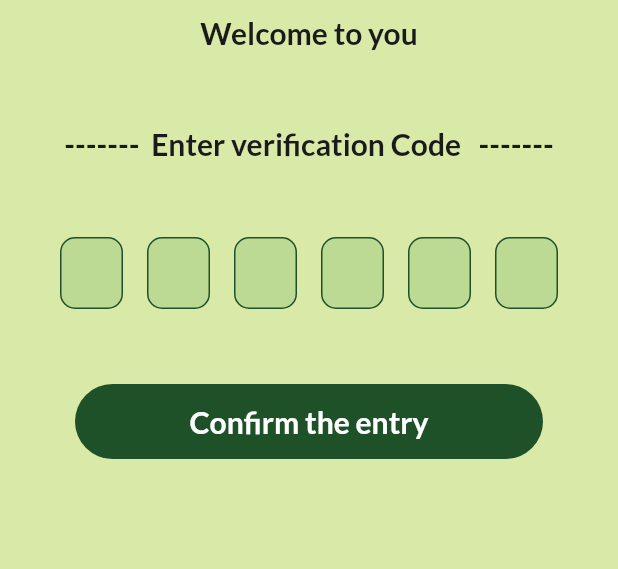
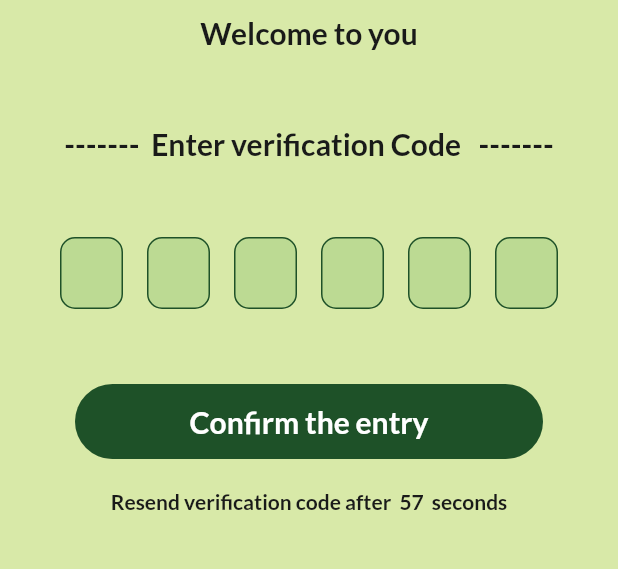
Before and after one commit to Muhammad-Rehab/dalily, a Flutter app: the OtpVerificationScreen widget shown alone on an empty page, opened directly, after a tap on "Confirm the entry", on a phone screen of 412 x 824 dp, the part 255-824 px from its top. Run offline on Flutter 3.47's test engine with Material 2 defaults, Android fonts, the phone set to English and light mode, and no system bars; drawn by our look-alikes of sms_autofill; our stand-ins replace awesome_dialog, cloud_firestore, connectivity_plus, dartz, device_preview, equatable and 9 more; accounts and stored records are empty; generated files the repository leaves out were written again; network calls fail; Roboto replaces fonts that are missing (Kufam).

Commit message:
handle timer in auth screens

```diff
--- a/lib/config/super_injection_container.dart
+++ b/lib/config/super_injection_container.dart
@@ -1,5 +1,6 @@
 
 
+import 'package:dalily/core/cubit/timer/timer_cubit.dart';
 import 'package:get_it/get_it.dart';
 import 'package:shared_preferences/shared_preferences.dart';
 
@@ -9,4 +10,5 @@ superInjectionContainer()async{
   SharedPreferences sharedPreferences = await SharedPreferences.getInstance();
 
   serverLocator.registerLazySingleton(() => sharedPreferences);
+  serverLocator.registerFactory(() => TimerCubit());
 }
--- /dev/null
+++ b/lib/core/cubit/timer/timer_cubit.dart
@@ -0,0 +1,25 @@
+
+
+import 'dart:async';
+
+import 'package:dalily/core/cubit/timer/timer_state.dart';
+import 'package:flutter_bloc/flutter_bloc.dart';
+
+class TimerCubit extends Cubit<TimerSate>{
+
+  TimerCubit():super(InitialTimerState());
+
+  startPeriodicTimer({required int seconds}){
+    emit(PeriodicTimerStartedState());
+    Timer.periodic(const Duration(seconds: 1), (timer) {
+      if(timer.tick > seconds){
+        timer.cancel();
+        emit(PeriodicTimerCanceled());
+      }else {
+        emit(PeriodicTimerWorking());
+        emit(OnPeriodicTimerState(timer: timer));
+      }
+
+    });
+  }
+}
--- /dev/null
+++ b/lib/core/cubit/timer/timer_state.dart
@@ -0,0 +1,24 @@
+
+
+
+import 'dart:async';
+
+import 'package:equatable/equatable.dart';
+
+abstract class TimerSate extends Equatable {
+  @override
+  List<Object?> get props => [];
+}
+
+class InitialTimerState extends TimerSate{}
+
+class PeriodicTimerStartedState extends TimerSate {}
+class OnPeriodicTimerState extends TimerSate {
+  final Timer timer ;
+  OnPeriodicTimerState({required this.timer});
+  @override
+  List<Object?> get props => [timer];
+}
+
+class PeriodicTimerCanceled extends TimerSate {}
+class PeriodicTimerWorking extends TimerSate {}
--- a/lib/features/authentication/presentation/cubit/authentication_cubit.dart
+++ b/lib/features/authentication/presentation/cubit/authentication_cubit.dart
@@ -20,7 +20,6 @@ class AuthenticationCubit extends Cubit<AuthenticationState> {
   LoginUseCase loginUseCase;
   LogOutUseCase logOutUseCase;
 
-  Timer? _timer;
 
   AuthenticationCubit({required this.sendOtpUseCase, required this.loginUseCase, required this.logOutUseCase}) : super(InitialAuthenticationState());
 
@@ -33,11 +32,10 @@ class AuthenticationCubit extends Cubit<AuthenticationState> {
         (id) => AuthLoggedInState(id: id),
       ),
     );
-    cancelTimer();
   }
 
   Future<void> sendOtp(String phoneNumber, BuildContext context,
-      {ServiceOwnerModel? serviceOwnerModel, bool fromRegister = false, bool stopTimer = false, ItemModel? itemModel}) async {
+      {ServiceOwnerModel? serviceOwnerModel, bool fromRegister = false, ItemModel? itemModel}) async {
     emit(IsSendingOtpState());
     Either<AppFirebaseAuthException, Stream<String>> response = await sendOtpUseCase.call(phoneNumber);
     emit(response.fold((authException) {
@@ -48,9 +46,6 @@ class AuthenticationCubit extends Cubit<AuthenticationState> {
           emit(
             CodeIsSendState(phoneNumber: phoneNumber, serviceOwnerModel: serviceOwnerModel, fromRegister: fromRegister, itemModel: itemModel),
           );
-          if (!stopTimer) {
-            startTimer();
-          }
         } else {
           emit(getAuthExceptionMessage(null, context, errorMessage: event));
         }
@@ -88,20 +83,4 @@ class AuthenticationCubit extends Cubit<AuthenticationState> {
     emit(authenticationState);
   }
 
-  startTimer() {
-    _timer = Timer.periodic(const Duration(seconds: 1), (timer) {
-      if (timer.tick == 60) {
-        emit(SecondPassed());
-        emit(Timing(seconds: 0));
-        timer.cancel();
-      } else {
-        emit(SecondPassed());
-        emit(Timing(seconds: timer.tick));
-      }
-    });
-  }
-
-  cancelTimer() {
-    _timer!.cancel();
-  }
 }
--- a/lib/features/authentication/presentation/cubit/authentications_state.dart
+++ b/lib/features/authentication/presentation/cubit/authentications_state.dart
@@ -44,11 +44,6 @@ class AuthLoggedInState extends AuthenticationState {
 
 class AuthRegisteredState extends AuthenticationState {}
 
-class Timing extends AuthenticationState {
-  final int seconds ;
-  Timing({required this.seconds});
-}
-class SecondPassed extends AuthenticationState {}
 
 class LoggingOutState extends AuthenticationState {}
 class UserLoggedOutState extends AuthenticationState {}
--- a/lib/features/authentication/presentation/screans/otp_verification.dart
+++ b/lib/features/authentication/presentation/screans/otp_verification.dart
@@ -1,8 +1,9 @@
-
 import 'dart:convert';
 
 import 'package:awesome_dialog/awesome_dialog.dart';
 import 'package:dalily/config/routes.dart';
+import 'package:dalily/core/cubit/timer/timer_cubit.dart';
+import 'package:dalily/core/cubit/timer/timer_state.dart';
 import 'package:dalily/core/helper/dialog.dart';
 import 'package:dalily/core/util/app_strings.dart';
 import 'package:dalily/core/util/styles.dart';
@@ -22,9 +23,9 @@ class OtpVerificationScreen extends StatefulWidget {
   ServiceOwnerModel? serviceOwnerModel;
   bool fromRegister;
 
-  String ? phoneNumber ;
+  String? phoneNumber;
 
-  OtpVerificationScreen({Key? key, this.fromRegister = false, this.serviceOwnerModel,this.phoneNumber}) : super(key: key);
+  OtpVerificationScreen({Key? key, this.fromRegister = false, this.serviceOwnerModel, this.phoneNumber}) : super(key: key);
 
   @override
   State<OtpVerificationScreen> createState() => _OtpVerificationScreenState();
@@ -34,10 +35,16 @@ class _OtpVerificationScreenState extends State<OtpVerificationScreen> {
   String otp = '';
 
   final GlobalKey _formKey = GlobalKey<FormState>();
+  bool isResendOtp = true ;
 
   listenToCode() async {
     await SmsAutoFill().listenForCode();
   }
+
+  startPeriodicTimer(){
+    BlocProvider.of<TimerCubit>(context).startPeriodicTimer(seconds: 60);
+  }
+
 
 
 
@@ -46,6 +53,7 @@ class _OtpVerificationScreenState extends State<OtpVerificationScreen> {
     super.initState();
     WidgetsBinding.instance.addPostFrameCallback((timeStamp) {
       listenToCode();
+      startPeriodicTimer();
     });
   }
 
@@ -70,8 +78,8 @@ class _OtpVerificationScreenState extends State<OtpVerificationScreen> {
                   onCodeSubmitted: (val) {
                     otp = val;
                   },
-                  onCodeChanged: (val){
-                    otp = val??'';
+                  onCodeChanged: (val) {
+                    otp = val ?? '';
                   },
                   decoration: BoxLooseDecoration(
                     strokeColorBuilder: FixedColorBuilder(
@@ -87,83 +95,72 @@ class _OtpVerificationScreenState extends State<OtpVerificationScreen> {
                 height: 50,
               ),
               // confirm entry button
-              BlocListener<ServiceOwnerStateCubit,ServiceOwnerStateStates>(
-                listener: (context,state){
-                  if (state is LoadedSingleOwnerState){
-                    if(state.serviceOwnerStateModel.state == AppStrings.waitingState){
+              BlocListener<ServiceOwnerStateCubit, ServiceOwnerStateStates>(
+                listener: (context, state) {
+                  if (state is LoadedSingleOwnerState) {
+                    if (state.serviceOwnerStateModel.state == AppStrings.waitingState) {
                       showCustomDialog(
                           context: context,
                           dialogType: DialogType.warning,
                           description: AppLocalizations.of(context)!.waiting_state_disc,
                           okText: AppLocalizations.of(context)!.ok,
-                        onOK: (){
+                          onOK: () {
                             BlocProvider.of<AuthenticationCubit>(context).initAuthCubit(InitialAuthenticationState());
                             Navigator.of(context).pushNamedAndRemoveUntil(AppRoutes.initialRoute, (route) => false);
-                        }
-                      );
-                    }else if (state.serviceOwnerStateModel.state == AppStrings.rejectedState){
+                          });
+                    } else if (state.serviceOwnerStateModel.state == AppStrings.rejectedState) {
                       showCustomDialog(
                           context: context,
                           dialogType: DialogType.warning,
                           title: AppLocalizations.of(context)!.rejected_state_title,
                           description: state.serviceOwnerStateModel.description,
                           okText: AppLocalizations.of(context)!.signup,
-                          onOK: (){
+                          onOK: () {
                             BlocProvider.of<AuthenticationCubit>(context).initAuthCubit(RegisterScreenState());
                             Navigator.of(context).pushNamedAndRemoveUntil(AppRoutes.mainAuthRoute, (route) => false);
-                        }
-                      );
-                    }else {
+                          });
+                    } else {
                       BlocProvider.of<ServiceOwnerStateCubit>(context).serviceOwnerModel = state.serviceOwnerStateModel.serviceOwnerModel;
                       Navigator.of(context).pushNamedAndRemoveUntil(AppRoutes.initialRoute, (route) => false);
                     }
-                  } else if (state is ServiceOwnerStateError){
-                    if(state.message != null){
+                  } else if (state is ServiceOwnerStateError) {
+                    if (state.message != null) {
                       showCustomDialog(
                           context: context,
                           dialogType: DialogType.warning,
                           description: state.message,
                           okText: AppLocalizations.of(context)!.signup,
-                        onOK: (){
+                          onOK: () {
                             BlocProvider.of<AuthenticationCubit>(context).initAuthCubit(RegisterScreenState());
-                        }
-                      );
-                    }else {
+                          });
+                    } else {
                       showCustomDialog(
-                        context: context,
-                        dialogType: DialogType.error,
-                        description: AppLocalizations.of(context)!.internet_connection_error
-                      );
+                          context: context, dialogType: DialogType.error, description: AppLocalizations.of(context)!.internet_connection_error);
                     }
                   }
                 },
-                child:  BlocConsumer<AuthenticationCubit, AuthenticationState>(
-                    listener: (ctx,authState){
-                      if(authState is AuthLoggedInState && widget.fromRegister){
+                child: BlocConsumer<AuthenticationCubit, AuthenticationState>(listener: (ctx, authState) {
+                  if (authState is AuthLoggedInState && widget.fromRegister) {
                     widget.serviceOwnerModel!.id = authState.id;
-                        Map<String,dynamic> data = {
+                    Map<String, dynamic> data = {
                       'id': authState.id,
                       'state': AppStrings.waitingState,
                       'service_owner_model': jsonEncode(widget.serviceOwnerModel!.toJson()),
                     };
-                        BlocProvider.of<ServiceOwnerStateCubit>(context).addServiceOwnerModel(
-                            ServiceOwnerStateModel.fromJson(data)
-                        );
+                    BlocProvider.of<ServiceOwnerStateCubit>(context).addServiceOwnerModel(ServiceOwnerStateModel.fromJson(data));
                     showCustomDialog(
                         context: context,
                         dialogType: DialogType.success,
                         description: AppLocalizations.of(context)!.sign_up_success,
                         okText: AppLocalizations.of(context)!.ok,
-                            onOK: (){
+                        onOK: () {
                           BlocProvider.of<AuthenticationCubit>(context).initAuthCubit(RegisterScreenState());
                           Navigator.of(context).pushNamedAndRemoveUntil(AppRoutes.initialRoute, (route) => false);
+                        });
+                  } else if (authState is AuthLoggedInState && !widget.fromRegister) {
+                    BlocProvider.of<ServiceOwnerStateCubit>(context).getSingleOwner(authState.id, context);
                   }
-                        );
-                      }else if (authState is AuthLoggedInState && !widget.fromRegister){
-                        BlocProvider.of<ServiceOwnerStateCubit>(context).getSingleOwner(authState.id,context);
-                      }
-                    },
-                    builder: (context, state) {
+                }, builder: (context, state) {
                   if (state is IsLoggingInState || state is IsSigningUpState) {
                     return const Center(
                       child: CircularProgressIndicator(),
@@ -193,9 +190,9 @@ class _OtpVerificationScreenState extends State<OtpVerificationScreen> {
               ),
 
 
-              BlocBuilder<AuthenticationCubit,AuthenticationState>(
+              BlocBuilder<TimerCubit,TimerSate>(
                   builder: (context ,state){
-                  if(state is Timing && state.seconds != 0){
+                    if(state is OnPeriodicTimerState){
                       return Container(
                         margin: const EdgeInsets.symmetric(horizontal: 55),
                         alignment: Alignment.center,
@@ -206,7 +203,7 @@ class _OtpVerificationScreenState extends State<OtpVerificationScreen> {
                                   text: AppLocalizations.of(context)!.resend_otp_after,
                                   style: bodyVerSmall(context).copyWith(fontWeight: FontWeight.bold)),
                               TextSpan(
-                                text: '  ${60 - state.seconds}  ',
+                                  text: '  ${60 - state.timer.tick}  ',
                                   style: bodyVerSmall(context).copyWith(fontWeight: FontWeight.bold)),
                               TextSpan(
                                   text: AppLocalizations.of(context)!.second, style: bodyVerSmall(context).copyWith(fontWeight: FontWeight.bold)),
@@ -214,18 +211,20 @@ class _OtpVerificationScreenState extends State<OtpVerificationScreen> {
                           ),
                         ),
                       );
-                  }else if (state is Timing && state.seconds == 0){
-                    return Container(
+                    }else if (state is PeriodicTimerCanceled){
+                      return  isResendOtp ? Container(
                         margin: const EdgeInsets.symmetric(horizontal: 55),
                         child: InkWell(
                           onTap: () {
+                            setState(() {
+                              isResendOtp = false ;
+                            });
                             if(widget.fromRegister){
                               context.read<AuthenticationCubit>().sendOtp(widget.phoneNumber!,context,
                                 serviceOwnerModel: widget.serviceOwnerModel,fromRegister: widget.fromRegister,
-                              stopTimer: true,
                               );
                             }else{
-                            context.read<AuthenticationCubit>().sendOtp(widget.phoneNumber!,context,stopTimer: true);
+                              context.read<AuthenticationCubit>().sendOtp(widget.phoneNumber!,context);
                             }
 
                           },
@@ -234,33 +233,11 @@ class _OtpVerificationScreenState extends State<OtpVerificationScreen> {
                             style: titleSmall(context),
                           ),
                         ),
-                    );
+                      ) : Container();
                     }else {
                       return Container();
                     }
                   }),
-
-
-              // Container(
-              //   width: double.infinity,
-              //   height: 50,
-              //   margin: const EdgeInsets.symmetric(horizontal: 50),
-              //   child: ClipRRect(
-              //     borderRadius: BorderRadius.circular(30),
-              //     child: ElevatedButton(
-              //       style: ButtonStyle(
-              //         backgroundColor: MaterialStateProperty.all(Colors.blue.shade900.withOpacity(.7)),
-              //       ),
-              //       onPressed: () {
-              //         Navigator.pop(context);
-              //       },
-              //       child: Text(
-              //         AppLocalizations.of(context)!.signup,
-              //         style: titleSmall(context).copyWith(color: Colors.white),
-              //       ),
-              //     ),
-              //   ),
-              // ),
             ],
           ),
         ),
--- a/lib/main.dart
+++ b/lib/main.dart
@@ -1,6 +1,7 @@
 import 'package:dalily/config/routes.dart';
 import 'package:dalily/config/super_injection_container.dart';
 import 'package:dalily/config/theme.dart';
+import 'package:dalily/core/cubit/timer/timer_cubit.dart';
 import 'package:dalily/core/helper/block_observer.dart';
 import 'package:dalily/features/authentication/auth_injection.dart';
 import 'package:dalily/features/authentication/presentation/cubit/authentication_cubit.dart';
@@ -60,6 +61,7 @@ void main() async {
       BlocProvider<CategoryCubit>(create: (context) => serverLocator<CategoryCubit>()),
       BlocProvider<ItemCubit>(create: (context) => serverLocator<ItemCubit>()),
       BlocProvider<ServiceOwnerStateCubit>(create: (context) => serverLocator<ServiceOwnerStateCubit>()),
+      BlocProvider<TimerCubit>(create: (context) => serverLocator<TimerCubit>()),
     ],
     child: const MyApp(),
   ),)
```
Lines whose indentation alone changed are shown as unchanged.
